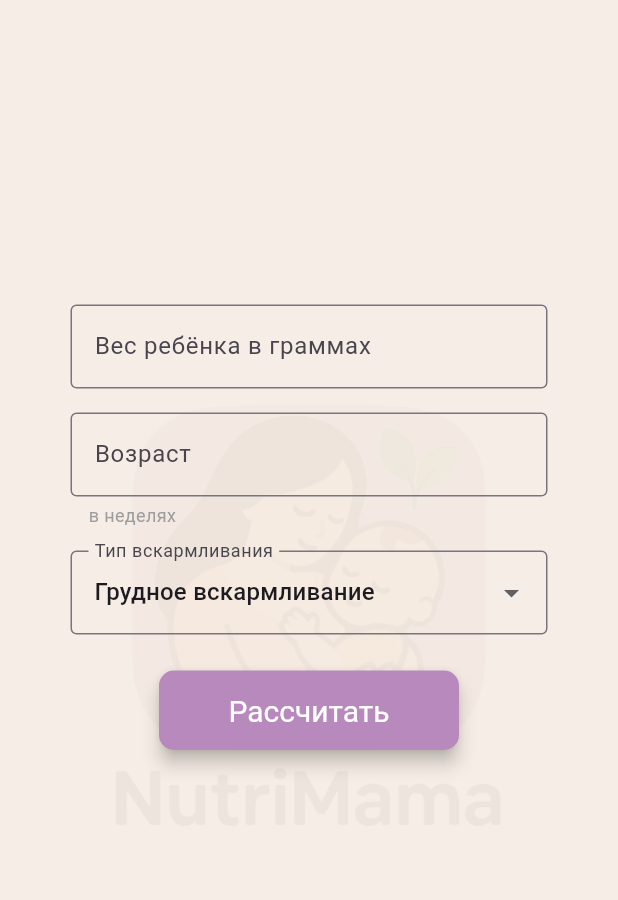
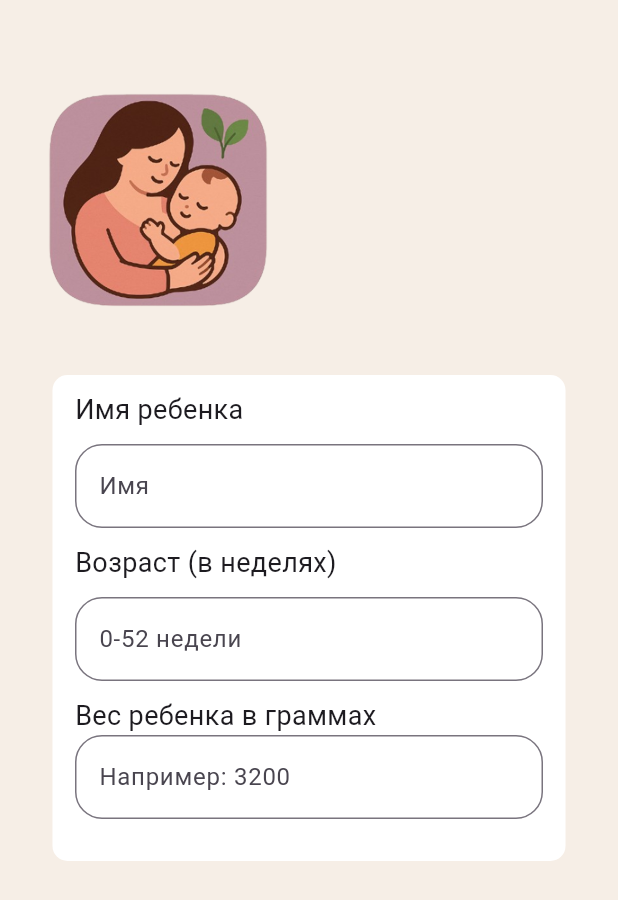
Before and after one commit to abcdefg-min/NutriMAMA, a Flutter app: the screen it shows after launch, on a phone screen of 412 x 824 dp. Shown: the top 900 px of the screen. Run offline on Flutter 3.47's test engine with Material 3 defaults, Android fonts, the phone set to English and light mode, and no system bars; our stand-ins replace loading_animation_widget.

Commit message:
форма бронирования с картинкой nutri

```diff
--- a/lib/nutriMAMAScreen.dart
+++ b/lib/nutriMAMAScreen.dart
@@ -15,7 +15,10 @@ class _NutriMAMAScreenState extends State<NutriMAMAScreen> {
   final TextEditingController _weghtController = TextEditingController();
   final TextEditingController _ageController = TextEditingController();
 
-  final List<String> _dropDown = ['Грудное вскармливание','Искуственное вскармливание'];
+  final List<String> _dropDown = [
+    'Грудное вскармливание',
+    'Искуственное вскармливание',
+  ];
   String _drop = 'Грудное вскармливание';
 
   // bool _showTable = false;
@@ -63,130 +66,50 @@ class _NutriMAMAScreenState extends State<NutriMAMAScreen> {
           builder: (context) => TableScreen(weight: weight, age: age),
         ),
       );
-    }
-    else{
+    } else {
       return;
     }
   }
-
 
   @override
   Widget build(BuildContext context) {
     return Scaffold(
       backgroundColor: Color.fromARGB(255, 246, 238, 230),
       //appBar: AppBar(title: const Text("NutriMAMA")),
-      body: Center(
+      body: Container(
+        child: Stack(
+          children: [
+            //форму позже доавбить
+            Padding(
+              padding: EdgeInsetsGeometry.only(top: 250, left: 35, right: 35, bottom: 250),
               child: Container(
-          width: 350,
-          height: 450,
-          padding: const EdgeInsets.all(16.0),
                 decoration: BoxDecoration(
-            image: DecorationImage(
-              image: AssetImage("assets/images/nutriMAMA.png"),
-              opacity: 0.05,
-              fit: BoxFit.fitWidth,
-            ),
+                  color: Color.fromARGB(255, 255, 255, 255),
+                  borderRadius: BorderRadius.circular(10),
                 ),
                 child: Form(
-            key: _formKey,
                   child: Column(
-              mainAxisSize: MainAxisSize.min,
+                    children: [
+                      //форма для ввода имени
+                      Padding(
+                        padding: EdgeInsetsGeometry.only(
+                          top: 10,
+                          left: 15,
+                          right: 15,
+                        ),
+                        child: Column(
                           crossAxisAlignment: CrossAxisAlignment.start,
-              children: <Widget>[
+                          children: [
+                            Text('Имя ребенка', style: TextStyle(fontSize: 18)),
+                            Padding(padding: EdgeInsetsGeometry.all(5)),
                             TextFormField(
-                  controller: _weghtController,
                               decoration: const InputDecoration(
-                    labelText: "Вес ребёнка в граммах",
-                    border: OutlineInputBorder(),
-                  ),
-                  keyboardType: TextInputType.number,
-                  validator: (value) {
-                    if (value == null || value.trim().isEmpty) {
-                      return 'Пожалуйста введите вес ребёнка';
-                    }
-                    final trimmed = value.trim();
-                    final num = int.tryParse(trimmed);
-                    if (num == null || num <= 0) {
-                      return 'Введите корректный вес ребёнка';
-                    }
-                    if (num > 4000) {
-                      return 'Введите корректный вес ребёнка';
-                    }
-                    return null;
-                  },
-                ),
-                const SizedBox(height: 16),
-                TextFormField(
-                  controller: _ageController,
-                  decoration: const InputDecoration(
-                    labelText: "Возраст",
-                    border: OutlineInputBorder(),
-                  ),
-                  keyboardType: TextInputType.number,
-                  validator: (value) {
-                    if (value == null || value.trim().isEmpty) {
-                      return 'Пожалуйста введите возраст в неделях';
-                    }
-                    final trimmed = value.trim();
-                    final num = int.tryParse(trimmed);
-                    if (num == null || num <= 0) {
-                      return 'Введите корректный возраст';
-                    }
-                    if (num > 52) {
-                      return 'Введите возраст до года';
-                    }
-                    return null;
-                  },
-                  //maxLength: 50,
-                ),
-                const SizedBox(height: 4),
-                const Padding(
-                  padding: EdgeInsets.only(left: 12.0),
-                  child: Text(
-                    "в неделях",
-                    style: TextStyle(fontSize: 12, color: Colors.grey),
-                  ),
-                ),
-                const SizedBox(height: 15),
-                DropdownButtonFormField(
-                  value: _drop,
-                  items: _dropDown.map((String drop) {
-                    return DropdownMenuItem<String>(
-                      value: drop,
-                      child: Text(drop),
-                      );
-                  }).toList(),
-                  onChanged: (String? newValue) {
-                    setState(() {
-                      _drop = newValue!;
-                    });
-                  },
-                  decoration: const InputDecoration(
-                    labelText: 'Тип вскармливания',
-                    border: OutlineInputBorder()
-                  ),
-                  validator: (value) {
-                    if (value == null || value.isEmpty) {
-                      return 'Выберите тип вскармливания';
-                    }
-                    return null;
-                  },
-                ),
-
-                const SizedBox(height: 24),
-                Center(
-                  child: ElevatedButton(
-                    onPressed: _calculate,
-                    child: const Text("Рассчитать"),
-                    style: ElevatedButton.styleFrom(
-                      textStyle: TextStyle(fontSize: 20),
-                      backgroundColor: const Color.fromARGB(255, 184, 137, 189),
-                      foregroundColor: const Color.fromARGB(255, 255, 255, 255),
-                      padding: EdgeInsets.all(15),
-                      elevation: 5,
-                      minimumSize: Size(200, 50),
-                      shape: RoundedRectangleBorder(
-                        borderRadius: BorderRadiusGeometry.circular(10),
+                                labelText: "Имя",
+                                border: OutlineInputBorder(
+                                  borderRadius: BorderRadius.all(Radius.circular(18)),
+                                  borderSide: BorderSide(
+                                    color: Color.fromARGB(255, 163, 163, 163),
+                                    width: 2,
                                   ),
                                 ),
                               ),
@@ -194,6 +117,84 @@ class _NutriMAMAScreenState extends State<NutriMAMAScreen> {
                           ],
                         ),
                       ),
+
+                      //форма для ввода веса в граммах
+                      Padding(
+                        padding: EdgeInsetsGeometry.only(
+                          top: 10,
+                          left: 15,
+                          right: 15,
+                        ),
+                        child: Column(
+                          crossAxisAlignment: CrossAxisAlignment.start,
+                          children: [
+                            Text(
+                              'Возраст (в неделях)',
+                              style: TextStyle(fontSize: 18),
+                            ),
+                            Padding(padding: EdgeInsetsGeometry.all(5)),
+                            TextFormField(
+                              decoration: const InputDecoration(
+                                labelText: "0-52 недели",
+                                border: OutlineInputBorder(
+                                  borderRadius: BorderRadius.all(Radius.circular(18)),
+                                  borderSide: BorderSide(
+                                    color: Color.fromARGB(255, 163, 163, 163),
+                                    width: 2,
+                                  ),
+                                ),
+                              ),
+                            ),
+                          ],
+                        ),
+                      ),
+
+                      //форма для веса ребенка в граммах
+                      Padding(
+                        padding: EdgeInsetsGeometry.only(
+                          top: 10,
+                          left: 15,
+                          right: 15,
+                        ),
+                        child: Column(
+                          crossAxisAlignment: CrossAxisAlignment.start,
+                          children: [
+                            Text(
+                              'Вес ребенка в граммах',
+                              style: TextStyle(fontSize: 18),
+                            ),
+                            TextFormField(
+                              decoration: const InputDecoration(
+                                labelText: "Например: 3200",
+                                border: OutlineInputBorder(
+                                  borderRadius: BorderRadius.all(Radius.circular(18)),
+                                  borderSide: BorderSide(
+                                    color: Color.fromARGB(255, 163, 163, 163),
+                                    width: 2,
+                                  ),
+                                ),
+                              ),
+                            ),
+                          ],
+                        ),
+                      ),
+                    ],
+                  ),
+                ),
+              ),
+            ),
+
+            Positioned(
+              top: 60,
+              left: 30,
+              child: Image.asset(
+                "assets/images/nutri_Logo.png",
+                width: 150,
+                height: 150,
+                fit: BoxFit.contain,
+              ),
+            ),
+          ],
         ),
       ),
     );
```
Lines whose indentation alone changed are shown as unchanged.
